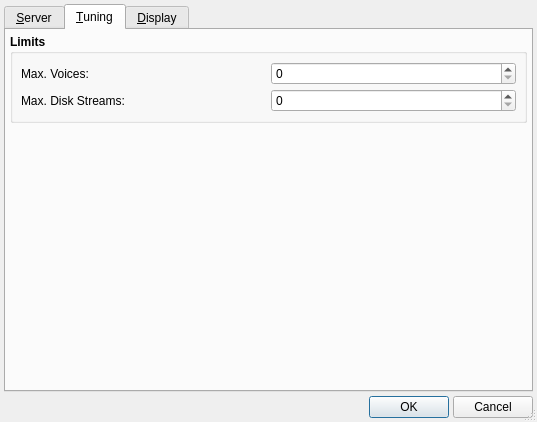
This is src/qsamplerOptionsForm.ui in rncbc/qsampler as Qt 5 draws it before an edit. The edited form follows.
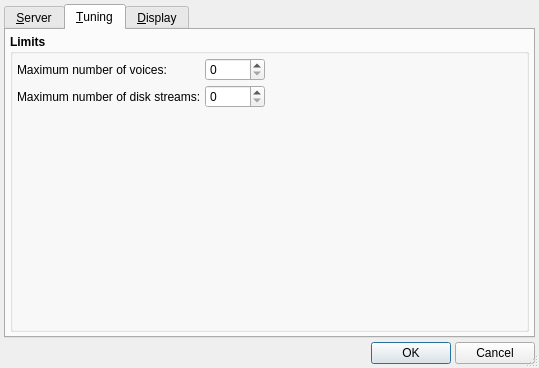
This is the edited form. The open tabs and pages were chosen to show the change. Icons and pictures are not drawn.

Commit message: * Tuning options tab layout stretch; bumped to 0.2.1.21

Diff of the .ui file:
```diff
--- a/src/qsamplerOptionsForm.ui
+++ b/src/qsamplerOptionsForm.ui
@@ -26,8 +26,8 @@
    <rect>
     <x>0</x>
     <y>0</y>
-    <width>537</width>
-    <height>422</height>
+    <width>539</width>
+    <height>368</height>
    </rect>
   </property>
   <property name="windowTitle" >
@@ -602,18 +602,10 @@
       </layout>
      </widget>
      <widget class="QWidget" name="TuningTabPage" >
-      <property name="geometry" >
-       <rect>
-        <x>0</x>
-        <y>0</y>
-        <width>525</width>
-        <height>352</height>
-       </rect>
-      </property>
       <attribute name="title" >
        <string>&amp;Tuning</string>
       </attribute>
-      <layout class="QGridLayout" name="gridLayout" >
+      <layout class="QGridLayout" >
        <item row="0" column="0" >
         <widget class="QGroupBox" name="LimitsGroupBox" >
          <property name="font" >
@@ -628,13 +620,7 @@
          <property name="flat" >
           <bool>true</bool>
          </property>
-         <layout class="QGridLayout" name="_2" >
-          <property name="margin" >
-           <number>8</number>
-          </property>
-          <property name="spacing" >
-           <number>4</number>
-          </property>
+         <layout class="QGridLayout" >
           <item row="0" column="0" >
            <widget class="QLabel" name="MaxVoicesTextLabel" >
             <property name="font" >
@@ -644,12 +630,18 @@
              </font>
             </property>
             <property name="text" >
-             <string>Max. Voices:</string>
+             <string>Maximum number of voices:</string>
             </property>
            </widget>
           </item>
           <item row="0" column="1" >
            <widget class="QSpinBox" name="MaxVoicesSpinBox" >
+            <property name="minimumSize" >
+             <size>
+              <width>60</width>
+              <height>0</height>
+             </size>
+            </property>
             <property name="font" >
              <font>
               <weight>50</weight>
@@ -658,15 +650,18 @@
             </property>
            </widget>
           </item>
-          <item row="1" column="1" >
-           <widget class="QSpinBox" name="MaxStreamsSpinBox" >
-            <property name="font" >
-             <font>
-              <weight>50</weight>
-              <bold>false</bold>
-             </font>
+          <item rowspan="2" row="0" column="2" >
+           <spacer>
+            <property name="orientation" >
+             <enum>Qt::Horizontal</enum>
             </property>
-           </widget>
+            <property name="sizeHint" stdset="0" >
+             <size>
+              <width>250</width>
+              <height>20</height>
+             </size>
+            </property>
+           </spacer>
           </item>
           <item row="1" column="0" >
            <widget class="QLabel" name="MaxDiskStreamsTextLabel" >
@@ -677,26 +672,45 @@
              </font>
             </property>
             <property name="text" >
-             <string>Max. Disk Streams:</string>
+             <string>Maximum number of disk streams:</string>
             </property>
            </widget>
           </item>
+          <item row="1" column="1" >
+           <widget class="QSpinBox" name="MaxStreamsSpinBox" >
+            <property name="minimumSize" >
+             <size>
+              <width>60</width>
+              <height>0</height>
+             </size>
+            </property>
+            <property name="font" >
+             <font>
+              <weight>50</weight>
+              <bold>false</bold>
+             </font>
+            </property>
+            <property name="toolTip" >
+             <string>Maximum number of disk streams</string>
+            </property>
+           </widget>
+          </item>
+          <item row="2" column="0" colspan="3" >
+           <spacer>
+            <property name="orientation" >
+             <enum>Qt::Vertical</enum>
+            </property>
+            <property name="sizeHint" stdset="0" >
+             <size>
+              <width>20</width>
+              <height>194</height>
+             </size>
+            </property>
+           </spacer>
+          </item>
          </layout>
         </widget>
        </item>
-       <item row="1" column="0" >
-        <spacer name="verticalSpacer" >
-         <property name="orientation" >
-          <enum>Qt::Vertical</enum>
-         </property>
-         <property name="sizeHint" stdset="0" >
-          <size>
-           <width>20</width>
-           <height>83</height>
-          </size>
-         </property>
-        </spacer>
-       </item>
       </layout>
      </widget>
      <widget class="QWidget" name="DisplayTabPage" >
```
Left out of the diff: 23 changed lines with no effect on the pictures. The commit also changes 4 other files.
